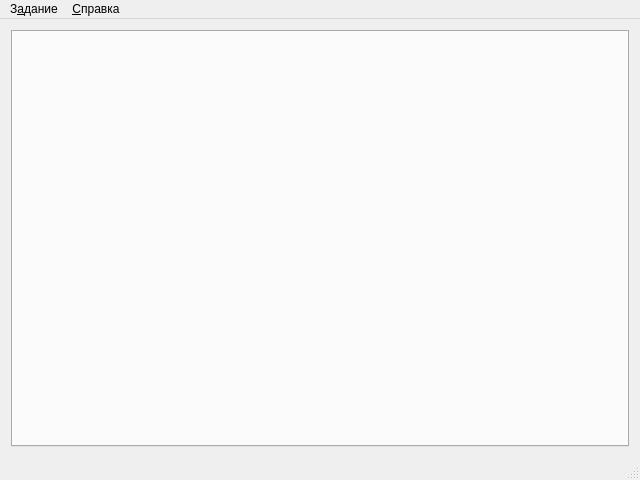
First picture: the form in gui/mainwindow.ui, repository alirzaev/dispatcher, before the edit.
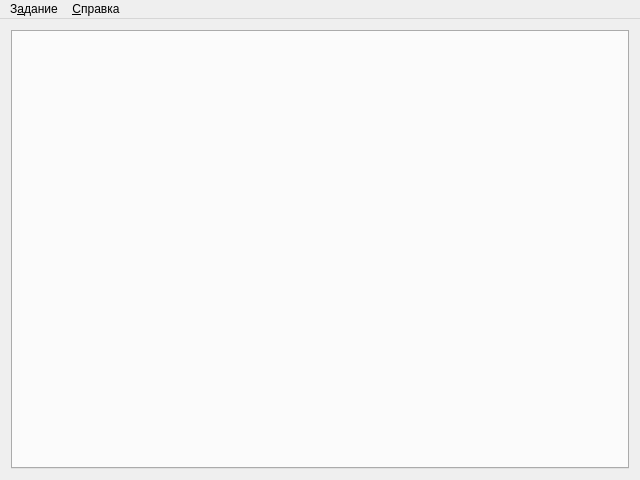
Second picture: the form after the edit.

Commit message: Удалил строку состояния у главного окна программы

```diff
--- a/gui/mainwindow.ui
+++ b/gui/mainwindow.ui
@@ -59,7 +59,6 @@
    <addaction name="menu"/>
    <addaction name="menuHelp"/>
   </widget>
-  <widget class="QStatusBar" name="statusBar"/>
   <action name="actionOpenTask">
    <property name="text">
     <string>Открыть</string>
```
Left out of the diff: 5 changed lines with no effect on the pictures.
